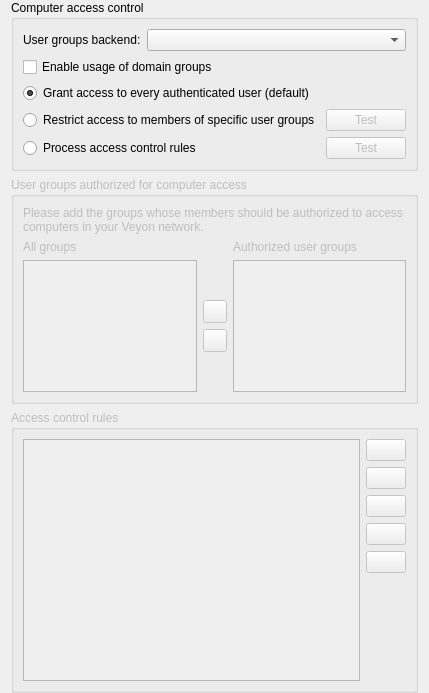
Old version of the form configurator/src/AccessControlPage.ui in the repository veyon/veyon.
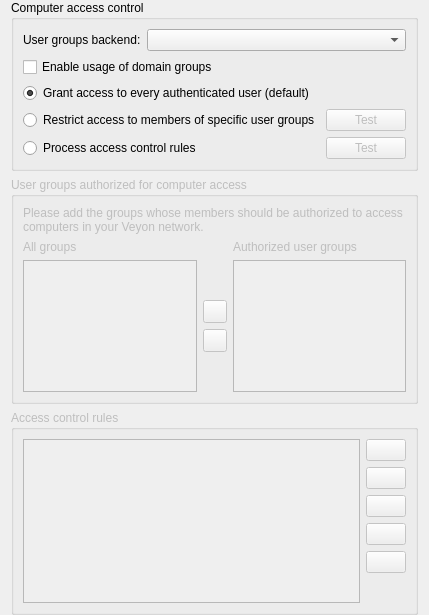
New version of the form. Icons and pictures are not drawn.

Commit message: AccessControlPage: fix bottom spacer

```diff
--- a/configurator/src/AccessControlPage.ui
+++ b/configurator/src/AccessControlPage.ui
@@ -214,19 +214,6 @@
       <string>Access control rules</string>
      </property>
      <layout class="QGridLayout" name="gridLayout_23">
-      <item row="6" column="1">
-       <spacer name="verticalSpacer_12">
-        <property name="orientation">
-         <enum>Qt::Vertical</enum>
-        </property>
-        <property name="sizeHint" stdset="0">
-         <size>
-          <width>20</width>
-          <height>88</height>
-         </size>
-        </property>
-       </spacer>
-      </item>
       <item row="3" column="1">
        <widget class="QPushButton" name="moveAccessControlRuleUpButton">
         <property name="toolTip">
@@ -308,6 +295,22 @@
         </property>
        </widget>
       </item>
+      <item row="6" column="1">
+       <spacer name="verticalSpacer_12">
+        <property name="orientation">
+         <enum>Qt::Vertical</enum>
+        </property>
+        <property name="sizeType">
+         <enum>QSizePolicy::MinimumExpanding</enum>
+        </property>
+        <property name="sizeHint" stdset="0">
+         <size>
+          <width>10</width>
+          <height>10</height>
+         </size>
+        </property>
+       </spacer>
+      </item>
      </layout>
     </widget>
    </item>
```
